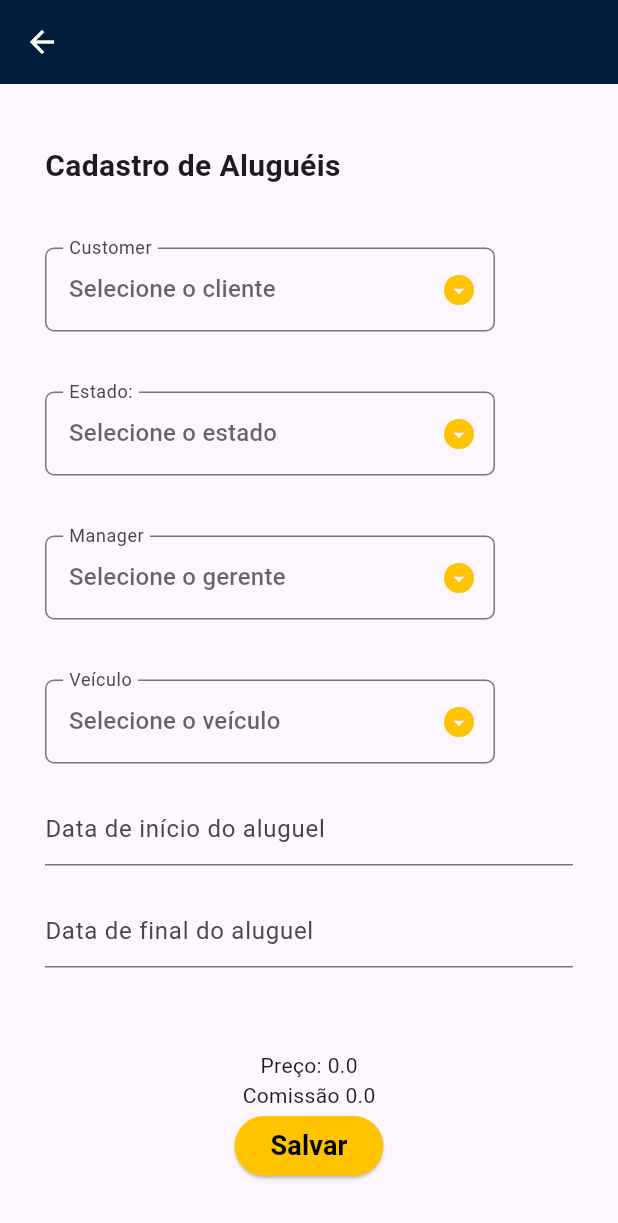
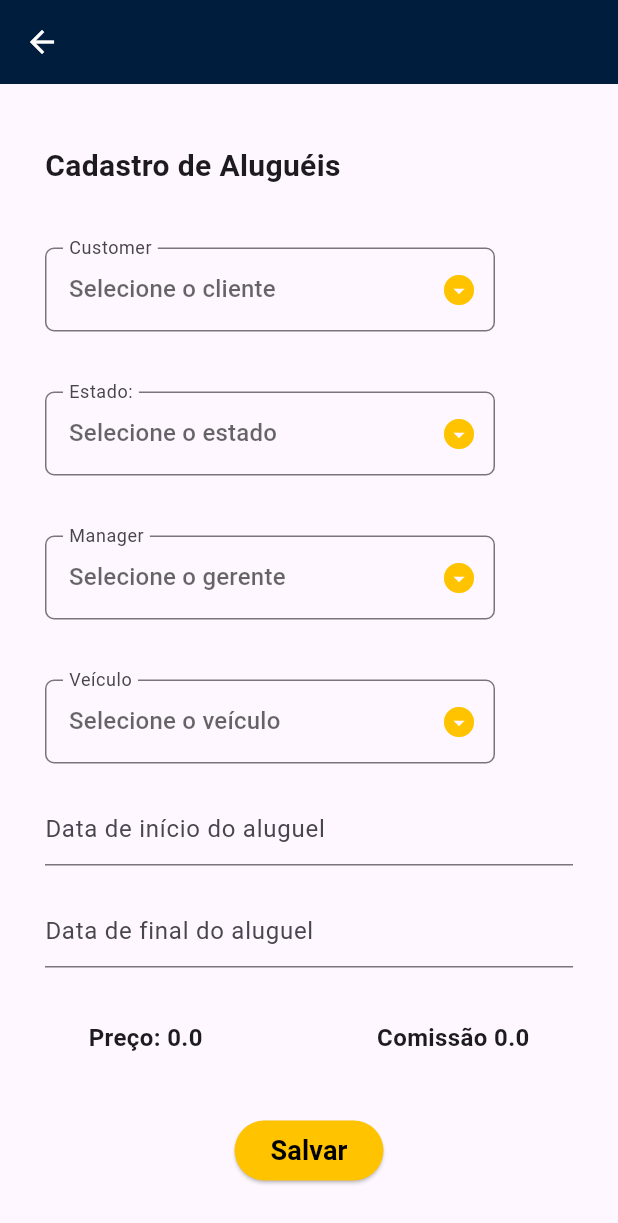
Before and after one commit to LarissaBeatrizCosta/myapp, a Flutter app: the RegisterRentView screen opened by its route, on a phone screen of 412 x 824 dp. Shown: the top 1223 px of the screen. Run offline on Flutter 3.47's test engine with Material 3 defaults, Android fonts, the phone set to English and light mode, and no system bars; our stand-ins replace image_picker, mask_text_input_formatter, share, shared_preferences, sqflite; missing offline and left inert: syncfusion_flutter_pdfviewer; accounts and stored records are empty; generated files the repository leaves out were written again; statements that could not run were skipped.

Commit message:
projeto finalizado

```diff
--- a/lib/views/register_rent_view.dart
+++ b/lib/views/register_rent_view.dart
@@ -305,7 +305,7 @@ class RegisterRentView extends StatelessWidget {
                             rentController.getEndDate(context);
                           },
                         ),
-                        const SizedBox(height: 40),
+                        const SizedBox(height: 20),
                         Center(
                           child: Padding(
                             padding: const EdgeInsets.symmetric(vertical: 15),
@@ -313,12 +313,28 @@ class RegisterRentView extends StatelessWidget {
                               builder: (context, tableRents, child) {
                                 return Column(
                                   children: [
-                                    Text(
-                                      '${AppLocalizations.of(context)!.priceLabel} ${rentController.getRentPrice()}',
+                                    Row(
+                                      mainAxisAlignment:
+                                          MainAxisAlignment.spaceAround,
+                                      children: [
+                                        Text(
+                                          '${AppLocalizations.of(context)!.priceLabel} ${rentController.getRentPrice()}',
+                                          style: const TextStyle(
+                                            fontSize: 16,
+                                            fontWeight: FontWeight.w600,
+                                          ),
+                                        ),
+                                        const SizedBox(height: 20),
+                                        Text(
+                                          '${AppLocalizations.of(context)!.commission} ${rentController.getManagerCommission()}',
+                                          style: const TextStyle(
+                                            fontSize: 16,
+                                            fontWeight: FontWeight.w600,
+                                          ),
+                                        ),
+                                      ],
                                     ),
-                                    Text(
-                                      '${AppLocalizations.of(context)!.commission} ${rentController.getManagerCommission()}',
-                                    ),
+                                    const SizedBox(height: 40),
                                     ElevatedButton(
                                       style: ElevatedButton.styleFrom(
                                         backgroundColor: const Color.fromRGBO(
```
